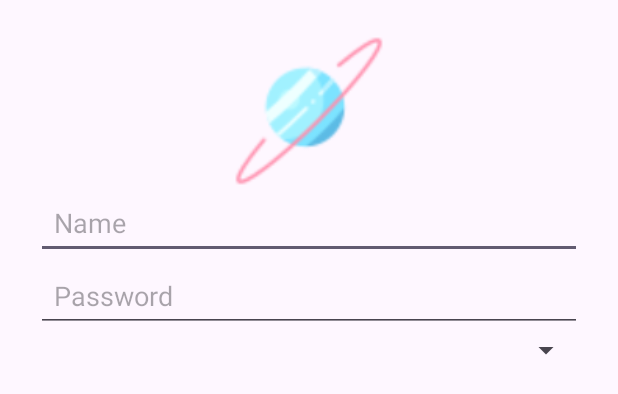
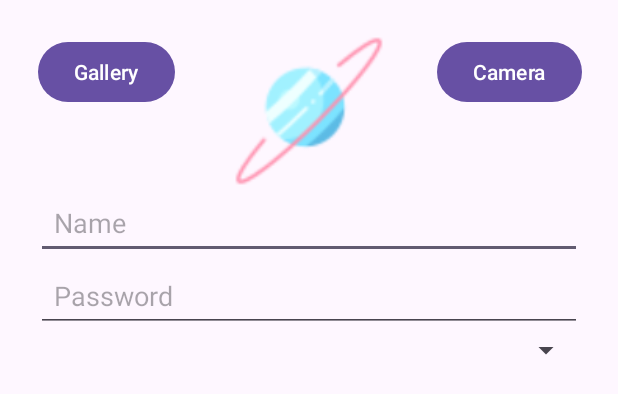
Before and after one commit to Itswindowman/AndroidClass, an Android app: the layout dialog_edit_user.xml on its own in the app's theme, with its tools: preview values and no code run, on a phone screen of 412 x 824 dp. Shown: the top 394 px of the screen. Run offline under Robolectric (Android 15) with nearby library versions, the phone set to English and light mode, and no system bars.

Commit message:
added gallery and camera to add User and fixed bugs

```diff
--- a/app/src/main/java/com/example/recyclerview/User.java
+++ b/app/src/main/java/com/example/recyclerview/User.java
@@ -2,7 +2,7 @@ package com.example.recyclerview;
 
 public class User {
     private String id,name,password;
-    private int pic;
+    private Object pic;
 
     public void setId(String id) {
         this.id = id;
@@ -32,11 +32,11 @@ public class User {
         return password;
     }
 
-    public int getPic() {
+    public Object getPic() {
         return pic;
     }
 
-    public User(String id, String name, String password, int pic) {
+    public User(String id, String name, String password, Object pic) {
         this.id = id;
         this.name = name;
         this.password = password;
--- a/app/src/main/res/layout/dialog_edit_user.xml
+++ b/app/src/main/res/layout/dialog_edit_user.xml
@@ -6,6 +6,27 @@
     android:layout_height="wrap_content"
     android:padding="24dp"
     tools:context=".MainActivity">
+
+    <Button
+        android:id="@+id/camera"
+        android:layout_width="wrap_content"
+        android:layout_height="wrap_content"
+        android:text="Camera"
+        app:layout_constraintEnd_toEndOf="parent"
+        app:layout_constraintHorizontal_bias="1.0"
+        app:layout_constraintStart_toEndOf="@+id/imageView"
+        app:layout_constraintTop_toTopOf="parent" />
+
+    <Button
+        android:id="@+id/gallery2"
+        android:layout_width="wrap_content"
+        android:layout_height="wrap_content"
+        android:layout_marginStart="14dp"
+        android:layout_marginEnd="52dp"
+        android:text="Gallery"
+        app:layout_constraintEnd_toStartOf="@+id/imageView"
+        app:layout_constraintStart_toStartOf="parent"
+        app:layout_constraintTop_toTopOf="parent" />
 
     <ImageView
         android:id="@+id/imageView"
--- /dev/null
+++ b/app/src/main/res/xml/file_paths.xml
@@ -0,0 +1,4 @@
+<?xml version="1.0" encoding="utf-8"?>
+<paths xmlns:android="http://schemas.android.com/apk/res/android">
+    <files-path name="images" path="." />
+</paths>
```
Also changed, not shown: app/src/main/AndroidManifest.xml (+11 -0 lines), app/src/main/java/com/example/recyclerview/MainActivity.java (+73 -36 lines), app/src/main/java/com/example/recyclerview/UserAdaptar.java (+11 -8 lines).
